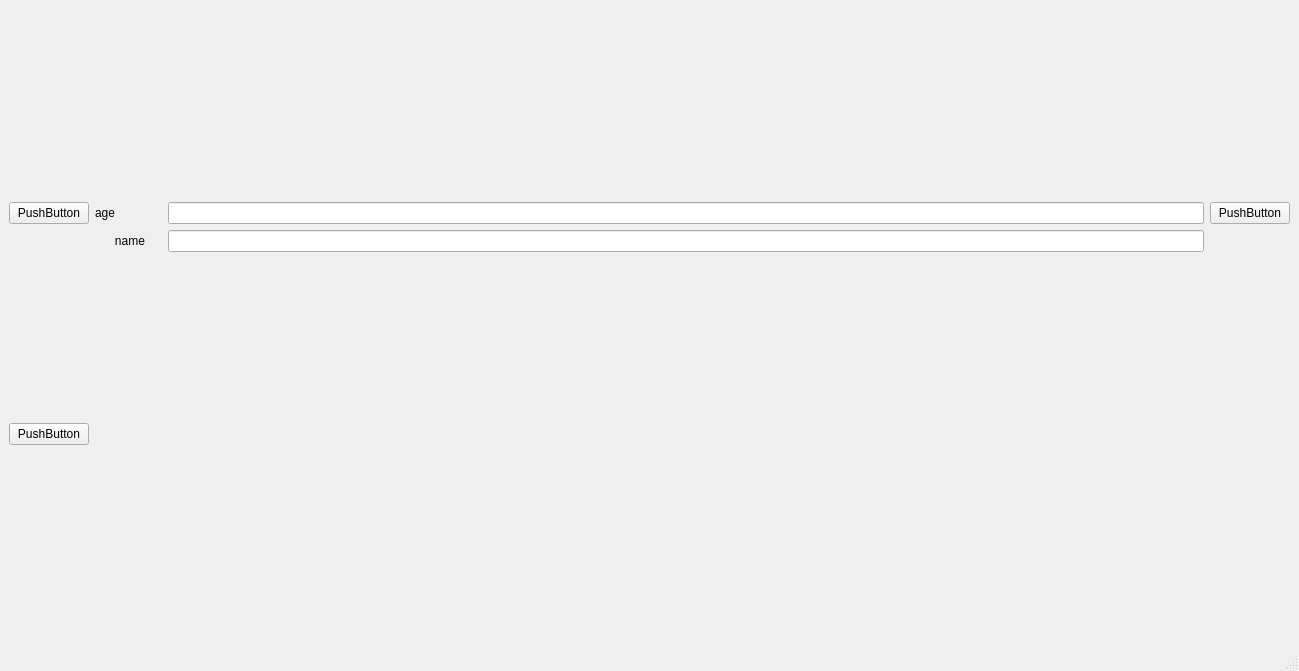
This is mainwindow.ui in kostyastrong/Learncpp as Qt 5 draws it before an edit. The edited form follows.
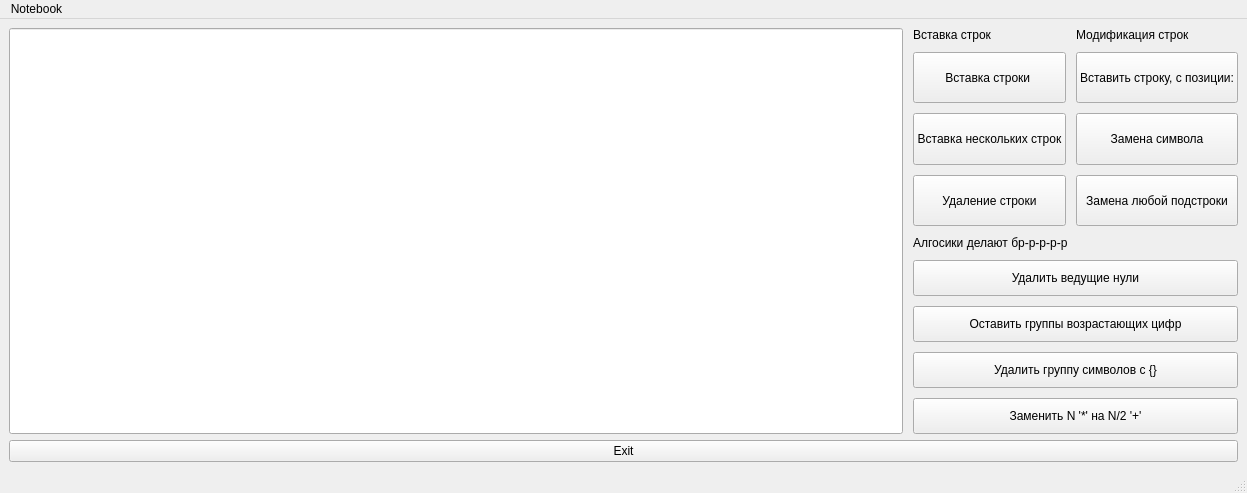
This is the edited form.

Commit message: Add Exit and worked with buttons

Diff of the .ui file:
```diff
--- a/mainwindow.ui
+++ b/mainwindow.ui
@@ -6,60 +6,223 @@
    <rect>
     <x>0</x>
     <y>0</y>
-    <width>1299</width>
-    <height>671</height>
+    <width>1247</width>
+    <height>493</height>
    </rect>
   </property>
   <property name="windowTitle">
    <string>MainWindow</string>
   </property>
   <widget class="QWidget" name="centralwidget">
-   <layout class="QGridLayout" name="gridLayout">
-    <item row="0" column="0">
-     <widget class="QPushButton" name="pushButton">
-      <property name="text">
-       <string>PushButton</string>
-      </property>
-     </widget>
-    </item>
-    <item row="0" column="2">
-     <widget class="QPushButton" name="pushButton_2">
-      <property name="text">
-       <string>PushButton</string>
-      </property>
-     </widget>
-    </item>
+   <layout class="QGridLayout" name="gridLayout_5">
     <item row="1" column="0">
-     <widget class="QPushButton" name="pushButton_3">
-      <property name="text">
-       <string>PushButton</string>
+     <layout class="QGridLayout" name="gridBig">
+      <property name="topMargin">
+       <number>0</number>
       </property>
-     </widget>
-    </item>
-    <item row="0" column="1" rowspan="2">
-     <layout class="QFormLayout" name="formLayout">
-      <item row="1" column="0">
-       <widget class="QLabel" name="label">
-        <property name="text">
-         <string>      name     </string>
-        </property>
-       </widget>
+      <property name="spacing">
+       <number>10</number>
+      </property>
+      <item row="1" column="3">
+       <layout class="QGridLayout" name="gridLayout">
+        <item row="2" column="0">
+         <widget class="QPushButton" name="InsertString">
+          <property name="sizePolicy">
+           <sizepolicy hsizetype="Minimum" vsizetype="Preferred">
+            <horstretch>0</horstretch>
+            <verstretch>0</verstretch>
+           </sizepolicy>
+          </property>
+          <property name="text">
+           <string>Вставка строки </string>
+          </property>
+         </widget>
+        </item>
+        <item row="3" column="0">
+         <widget class="QPushButton" name="InsertStringMany">
+          <property name="sizePolicy">
+           <sizepolicy hsizetype="Minimum" vsizetype="Preferred">
+            <horstretch>0</horstretch>
+            <verstretch>0</verstretch>
+           </sizepolicy>
+          </property>
+          <property name="text">
+           <string>Вставка нескольких строк</string>
+          </property>
+         </widget>
+        </item>
+        <item row="4" column="0">
+         <widget class="QPushButton" name="DeleteString">
+          <property name="sizePolicy">
+           <sizepolicy hsizetype="Minimum" vsizetype="Preferred">
+            <horstretch>0</horstretch>
+            <verstretch>0</verstretch>
+           </sizepolicy>
+          </property>
+          <property name="text">
+           <string>Удаление строки</string>
+          </property>
+         </widget>
+        </item>
+        <item row="1" column="0">
+         <widget class="QLabel" name="label">
+          <property name="sizePolicy">
+           <sizepolicy hsizetype="Preferred" vsizetype="Fixed">
+            <horstretch>0</horstretch>
+            <verstretch>0</verstretch>
+           </sizepolicy>
+          </property>
+          <property name="text">
+           <string>Вставка строк</string>
+          </property>
+         </widget>
+        </item>
+       </layout>
       </item>
-      <item row="1" column="1">
-       <widget class="QLineEdit" name="lineEdit"/>
+      <item row="1" column="4">
+       <layout class="QGridLayout" name="gridLayout_2">
+        <item row="3" column="0">
+         <widget class="QPushButton" name="ReplaceString">
+          <property name="sizePolicy">
+           <sizepolicy hsizetype="Minimum" vsizetype="Preferred">
+            <horstretch>0</horstretch>
+            <verstretch>0</verstretch>
+           </sizepolicy>
+          </property>
+          <property name="text">
+           <string>Замена любой подстроки</string>
+          </property>
+         </widget>
+        </item>
+        <item row="0" column="0">
+         <widget class="QLabel" name="label_2">
+          <property name="sizePolicy">
+           <sizepolicy hsizetype="Preferred" vsizetype="Fixed">
+            <horstretch>0</horstretch>
+            <verstretch>0</verstretch>
+           </sizepolicy>
+          </property>
+          <property name="text">
+           <string>Модификация строк</string>
+          </property>
+         </widget>
+        </item>
+        <item row="2" column="0">
+         <widget class="QPushButton" name="ReplaceChar">
+          <property name="sizePolicy">
+           <sizepolicy hsizetype="Minimum" vsizetype="Preferred">
+            <horstretch>0</horstretch>
+            <verstretch>0</verstretch>
+           </sizepolicy>
+          </property>
+          <property name="text">
+           <string>Замена символа</string>
+          </property>
+         </widget>
+        </item>
+        <item row="1" column="0">
+         <widget class="QPushButton" name="InsertStringFrom">
+          <property name="sizePolicy">
+           <sizepolicy hsizetype="Minimum" vsizetype="Preferred">
+            <horstretch>0</horstretch>
+            <verstretch>0</verstretch>
+           </sizepolicy>
+          </property>
+          <property name="text">
+           <string>Вставить строку, с позиции:</string>
+          </property>
+         </widget>
+        </item>
+       </layout>
       </item>
-      <item row="0" column="0">
-       <widget class="QLabel" name="label_2">
-        <property name="text">
-         <string>age</string>
+      <item row="1" column="1" rowspan="2">
+       <widget class="QLineEdit" name="WindowText">
+        <property name="sizePolicy">
+         <sizepolicy hsizetype="Expanding" vsizetype="Ignored">
+          <horstretch>0</horstretch>
+          <verstretch>0</verstretch>
+         </sizepolicy>
         </property>
        </widget>
       </item>
-      <item row="0" column="1">
-       <widget class="QLineEdit" name="lineEdit_2"/>
+      <item row="2" column="3" colspan="2">
+       <layout class="QGridLayout" name="gridLayout_3">
+        <item row="2" column="0">
+         <widget class="QPushButton" name="DeleteZeroes">
+          <property name="sizePolicy">
+           <sizepolicy hsizetype="Minimum" vsizetype="Preferred">
+            <horstretch>0</horstretch>
+            <verstretch>0</verstretch>
+           </sizepolicy>
+          </property>
+          <property name="text">
+           <string>Удалить ведущие нули</string>
+          </property>
+         </widget>
+        </item>
+        <item row="3" column="0">
+         <widget class="QPushButton" name="IncreaseFigures">
+          <property name="sizePolicy">
+           <sizepolicy hsizetype="Minimum" vsizetype="Preferred">
+            <horstretch>0</horstretch>
+            <verstretch>0</verstretch>
+           </sizepolicy>
+          </property>
+          <property name="text">
+           <string>Оставить группы возрастающих цифр</string>
+          </property>
+         </widget>
+        </item>
+        <item row="5" column="0">
+         <widget class="QPushButton" name="DeleteBrackets">
+          <property name="sizePolicy">
+           <sizepolicy hsizetype="Minimum" vsizetype="Preferred">
+            <horstretch>0</horstretch>
+            <verstretch>0</verstretch>
+           </sizepolicy>
+          </property>
+          <property name="text">
+           <string>Удалить группу символов с {}</string>
+          </property>
+         </widget>
+        </item>
+        <item row="6" column="0">
+         <widget class="QPushButton" name="ReplaceSpecCharN">
+          <property name="sizePolicy">
+           <sizepolicy hsizetype="Minimum" vsizetype="Preferred">
+            <horstretch>0</horstretch>
+            <verstretch>0</verstretch>
+           </sizepolicy>
+          </property>
+          <property name="text">
+           <string>Заменить N '*' на N/2 '+'</string>
+          </property>
+         </widget>
+        </item>
+        <item row="1" column="0">
+         <widget class="QLabel" name="label_3">
+          <property name="sizePolicy">
+           <sizepolicy hsizetype="Preferred" vsizetype="Fixed">
+            <horstretch>0</horstretch>
+            <verstretch>0</verstretch>
+           </sizepolicy>
+          </property>
+          <property name="text">
+           <string>Алгосики делают бр-р-р-р-р</string>
+          </property>
+         </widget>
+        </item>
+       </layout>
       </item>
      </layout>
     </item>
+    <item row="2" column="0">
+     <widget class="QPushButton" name="Exit">
+      <property name="text">
+       <string>Exit</string>
+      </property>
+     </widget>
+    </item>
    </layout>
   </widget>
   <widget class="QMenuBar" name="menubar">
@@ -67,10 +230,16 @@
     <rect>
      <x>0</x>
      <y>0</y>
-     <width>1299</width>
+     <width>1247</width>
      <height>23</height>
     </rect>
    </property>
+   <widget class="QMenu" name="menuNotebloc">
+    <property name="title">
+     <string>Notebook</string>
+    </property>
+   </widget>
+   <addaction name="menuNotebloc"/>
   </widget>
   <widget class="QStatusBar" name="statusbar"/>
  </widget>
```
The commit also changes 8 other files.
